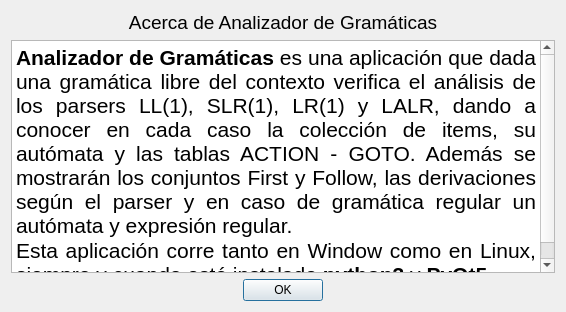
Old version of the form src/uis/DialogAboutGrammarAnalyser.ui in the repository ArielXL/grammar-analyser.
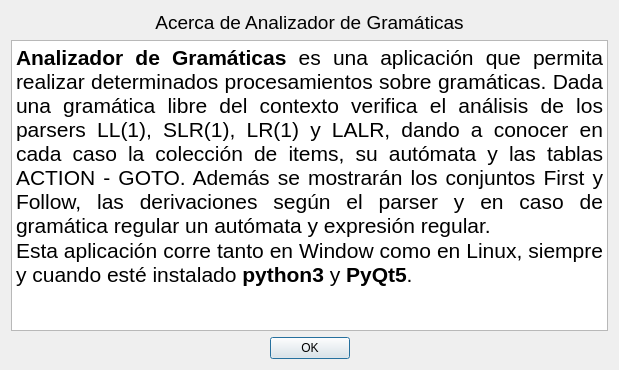
New version of the form. Icons and pictures are not drawn.

```diff
--- a/src/uis/DialogAboutGrammarAnalyser.ui
+++ b/src/uis/DialogAboutGrammarAnalyser.ui
@@ -6,8 +6,8 @@
    <rect>
     <x>0</x>
     <y>0</y>
-    <width>566</width>
-    <height>312</height>
+    <width>619</width>
+    <height>370</height>
    </rect>
   </property>
   <property name="windowTitle">
@@ -37,9 +37,9 @@
       <string>&lt;!DOCTYPE HTML PUBLIC &quot;-//W3C//DTD HTML 4.0//EN&quot; &quot;http://www.w3.org/TR/REC-html40/strict.dtd&quot;&gt;
 &lt;html&gt;&lt;head&gt;&lt;meta name=&quot;qrichtext&quot; content=&quot;1&quot; /&gt;&lt;style type=&quot;text/css&quot;&gt;
 p, li { white-space: pre-wrap; }
-&lt;/style&gt;&lt;/head&gt;&lt;body style=&quot; font-family:'Ubuntu'; font-size:11pt; font-weight:400; font-style:normal;&quot;&gt;
-&lt;p align=&quot;justify&quot; style=&quot; margin-top:0px; margin-bottom:0px; margin-left:0px; margin-right:0px; -qt-block-indent:0; text-indent:0px;&quot;&gt;&lt;span style=&quot; font-family:'MS Shell Dlg 2'; font-size:16pt; font-weight:600; color:#000000;&quot;&gt;Analizador de Gramáticas&lt;/span&gt;&lt;span style=&quot; font-family:'MS Shell Dlg 2'; font-size:16pt; color:#005500;&quot;&gt; &lt;/span&gt;&lt;span style=&quot; font-family:'MS Shell Dlg 2'; font-size:16pt; color:#000000;&quot;&gt;es una aplicación que dada una gramática libre del contexto verifica el análisis de los parsers LL(1), SLR(1), LR(1) y LALR, dando a conocer en cada caso la colección de items, su autómata y las tablas ACTION - GOTO. Además se mostrarán los conjuntos First y Follow, las derivaciones según el parser y en caso de gramática regular un autómata y expresión regular.&lt;/span&gt;&lt;/p&gt;
-&lt;p align=&quot;justify&quot; style=&quot; margin-top:0px; margin-bottom:0px; margin-left:0px; margin-right:0px; -qt-block-indent:0; text-indent:0px;&quot;&gt;&lt;span style=&quot; font-family:'MS Shell Dlg 2'; font-size:16pt; color:#000000;&quot;&gt;Esta aplicación corre tanto en Window como en Linux, siempre y cuando esté instalado &lt;/span&gt;&lt;span style=&quot; font-family:'MS Shell Dlg 2'; font-size:16pt; font-weight:600; color:#000000;&quot;&gt;python3&lt;/span&gt;&lt;span style=&quot; font-family:'MS Shell Dlg 2'; font-size:16pt; color:#000000;&quot;&gt; y &lt;/span&gt;&lt;span style=&quot; font-family:'MS Shell Dlg 2'; font-size:16pt; font-weight:600; color:#000000;&quot;&gt;PyQt5&lt;/span&gt;&lt;span style=&quot; font-family:'MS Shell Dlg 2'; font-size:16pt; color:#000000;&quot;&gt;.&lt;/span&gt;&lt;/p&gt;&lt;/body&gt;&lt;/html&gt;</string>
+&lt;/style&gt;&lt;/head&gt;&lt;body style=&quot; font-family:'MS Shell Dlg 2'; font-size:8.25pt; font-weight:400; font-style:normal;&quot;&gt;
+&lt;p align=&quot;justify&quot; style=&quot; margin-top:0px; margin-bottom:0px; margin-left:0px; margin-right:0px; -qt-block-indent:0; text-indent:0px;&quot;&gt;&lt;span style=&quot; font-size:16pt; font-weight:600; color:#000000;&quot;&gt;Analizador de Gramáticas&lt;/span&gt;&lt;span style=&quot; font-size:16pt; color:#005500;&quot;&gt; &lt;/span&gt;&lt;span style=&quot; font-size:16pt; color:#000000;&quot;&gt;es una aplicación que permita realizar determinados procesamientos sobre gramáticas. Dada una gramática libre del contexto verifica el análisis de los parsers LL(1), SLR(1), LR(1) y LALR, dando a conocer en cada caso la colección de items, su autómata y las tablas ACTION - GOTO. Además se mostrarán los conjuntos First y Follow, las derivaciones según el parser y en caso de gramática regular un autómata y expresión regular.&lt;/span&gt;&lt;/p&gt;
+&lt;p align=&quot;justify&quot; style=&quot; margin-top:0px; margin-bottom:0px; margin-left:0px; margin-right:0px; -qt-block-indent:0; text-indent:0px;&quot;&gt;&lt;span style=&quot; font-size:16pt; color:#000000;&quot;&gt;Esta aplicación corre tanto en Window como en Linux, siempre y cuando esté instalado &lt;/span&gt;&lt;span style=&quot; font-size:16pt; font-weight:600; color:#000000;&quot;&gt;python3&lt;/span&gt;&lt;span style=&quot; font-size:16pt; color:#000000;&quot;&gt; y &lt;/span&gt;&lt;span style=&quot; font-size:16pt; font-weight:600; color:#000000;&quot;&gt;PyQt5&lt;/span&gt;&lt;span style=&quot; font-size:16pt; color:#000000;&quot;&gt;.&lt;/span&gt;&lt;/p&gt;&lt;/body&gt;&lt;/html&gt;</string>
      </property>
     </widget>
    </item>
```
